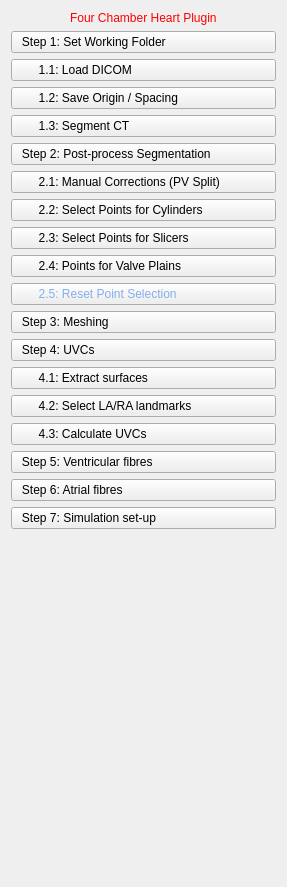
First picture: the form in CemrgApp/Plugins/kcl.cemrgapp.fourchamber/src/internal/FourChamberViewControls.ui, repository RosieBarrows/CemrgApp, before the edit.
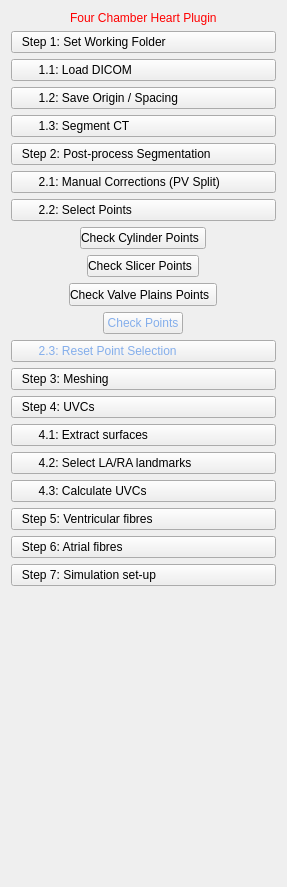
Second picture: the form after the edit.

The edit to the form file:
```diff
--- a/CemrgApp/Plugins/kcl.cemrgapp.fourchamber/src/internal/FourChamberViewControls.ui
+++ b/CemrgApp/Plugins/kcl.cemrgapp.fourchamber/src/internal/FourChamberViewControls.ui
@@ -91,32 +91,58 @@
     </widget>
    </item>
    <item>
+    <widget class="QPushButton" name="button_select_pts">
+     <property name="styleSheet">
+      <string notr="true">text-align: left; </string>
+     </property>
+     <property name="text">
+      <string>        2.2: Select Points</string>
+     </property>
+    </widget>
+   </item>
+   <item alignment="Qt::AlignHCenter">
     <widget class="QPushButton" name="button_select_pts_a">
      <property name="styleSheet">
       <string notr="true">text-align: left; </string>
      </property>
      <property name="text">
-      <string>        2.2: Select Points for Cylinders</string>
+      <string>Check Cylinder Points</string>
      </property>
     </widget>
    </item>
-   <item>
+   <item alignment="Qt::AlignHCenter">
     <widget class="QPushButton" name="button_select_pts_b">
      <property name="styleSheet">
       <string notr="true">text-align: left; </string>
      </property>
      <property name="text">
-      <string>        2.3: Select Points for Slicers</string>
+      <string>Check Slicer Points</string>
      </property>
     </widget>
    </item>
-   <item>
+   <item alignment="Qt::AlignHCenter">
     <widget class="QPushButton" name="button_select_pts_c">
+     <property name="minimumSize">
+      <size>
+       <width>0</width>
+       <height>23</height>
+      </size>
+     </property>
      <property name="styleSheet">
       <string notr="true">text-align: left; </string>
      </property>
      <property name="text">
-      <string>        2.4: Points for Valve Plains</string>
+      <string>Check Valve Plains Points</string>
+     </property>
+    </widget>
+   </item>
+   <item alignment="Qt::AlignHCenter">
+    <widget class="QPushButton" name="button_select_pts_check">
+     <property name="styleSheet">
+      <string notr="true"> color: rgb(132, 174, 235);</string>
+     </property>
+     <property name="text">
+      <string>Check Points</string>
      </property>
     </widget>
    </item>
@@ -126,7 +152,7 @@
       <string notr="true">text-align: left; color: rgb(132, 174, 235);</string>
      </property>
      <property name="text">
-      <string>        2.5: Reset Point Selection</string>
+      <string>        2.3: Reset Point Selection</string>
      </property>
     </widget>
    </item>
```
